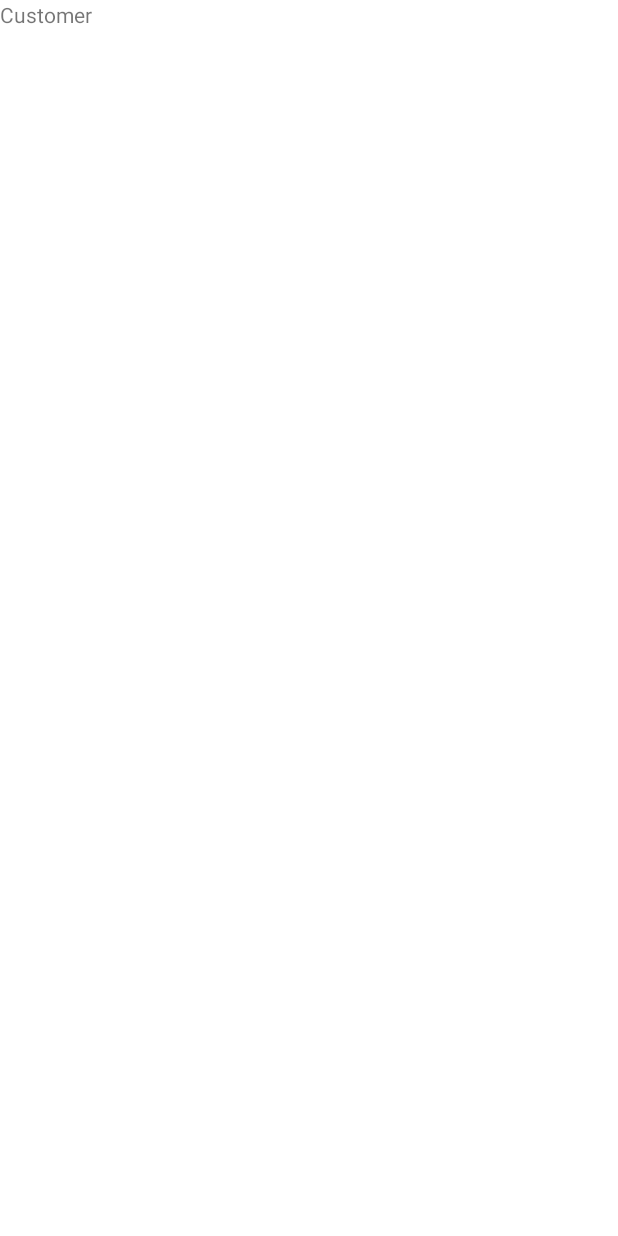
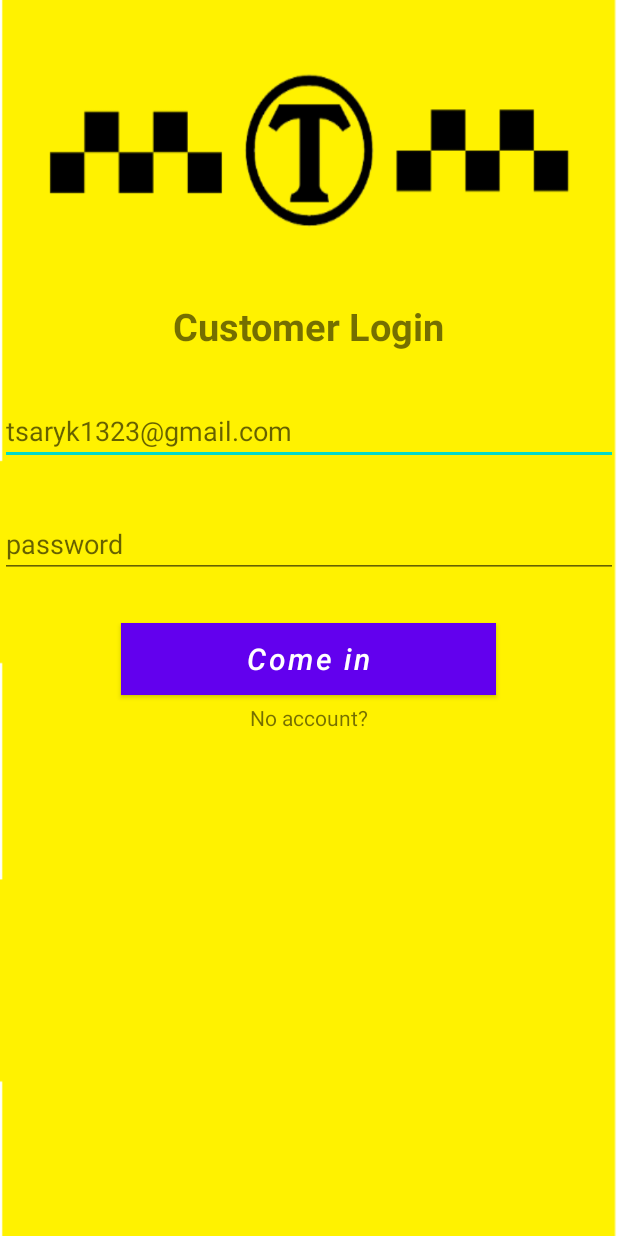
Before and after one commit to Andrey-Tsaryk/My_Taxi, an Android app: the CustomerRegLoginActivity screen opened directly, with no data from a screen before it, on a phone screen of 412 x 824 dp. Before the commit the screen is almost empty. Run offline under Robolectric (Android 15) with nearby library versions, the phone set to English and light mode, and no system bars.

Commit message:
added logic and UI for customer(xml, activity.java)

```diff
--- a/app/src/main/java/com/tsaryk/mytaxi/CustomerRegLoginActivity.java
+++ b/app/src/main/java/com/tsaryk/mytaxi/CustomerRegLoginActivity.java
@@ -3,12 +3,41 @@ package com.tsaryk.mytaxi;
 import androidx.appcompat.app.AppCompatActivity;
 
 import android.os.Bundle;
+import android.view.View;
+import android.widget.Button;
+import android.widget.EditText;
+import android.widget.TextView;
 
 public class CustomerRegLoginActivity extends AppCompatActivity {
+
+    TextView customerStatus, question;
+    Button signInBtn, signUpBtn;
+    EditText emailET, passwordET;
 
     @Override
     protected void onCreate(Bundle savedInstanceState) {
         super.onCreate(savedInstanceState);
         setContentView(R.layout.activity_customer_reg_login);
+
+        customerStatus = (TextView)findViewById(R.id.statusCustomer);
+        question = (TextView)findViewById(R.id.accountCreateCustomer);
+        signInBtn = (Button) findViewById(R.id.signInCustomer);
+        signUpBtn = (Button) findViewById(R.id.signUpCustomer);
+        emailET = (EditText) findViewById(R.id.customerEmail);
+        passwordET = (EditText) findViewById(R.id.customerPassword);
+
+        signUpBtn.setVisibility(View.INVISIBLE);
+        signUpBtn.setEnabled(false);
+
+        question.setOnClickListener(new View.OnClickListener() {
+            @Override
+            public void onClick(View view) {
+                signInBtn.setVisibility(View.INVISIBLE);
+                question.setVisibility(View.INVISIBLE);
+                signInBtn.setVisibility(View.VISIBLE);
+                signUpBtn.setEnabled(true);
+                customerStatus.setText("Registration for customer");
+            }
+        });
     }
 }
--- a/app/src/main/res/layout/activity_customer_reg_login.xml
+++ b/app/src/main/res/layout/activity_customer_reg_login.xml
@@ -1,17 +1,77 @@
 <?xml version="1.0" encoding="utf-8"?>
-<androidx.constraintlayout.widget.ConstraintLayout xmlns:android="http://schemas.android.com/apk/res/android"
+<RelativeLayout xmlns:android="http://schemas.android.com/apk/res/android"
     xmlns:app="http://schemas.android.com/apk/res-auto"
     xmlns:tools="http://schemas.android.com/tools"
     android:layout_width="match_parent"
     android:layout_height="match_parent"
+    android:background="@drawable/welcome"
     tools:context=".CustomerRegLoginActivity">
 
 
+    <EditText
+        android:id="@+id/customerEmail"
+        android:layout_width="match_parent"
+        android:layout_height="wrap_content"
+        android:layout_below="@+id/statusCustomer"
+        android:layout_marginTop="30dp"
+        android:ems="10"
+        android:hint="@string/email"
+        android:inputType="textEmailAddress" />
+
+    <EditText
+        android:id="@+id/customerPassword"
+        android:layout_width="match_parent"
+        android:layout_height="wrap_content"
+        android:layout_below="@+id/customerEmail"
+        android:ems="10"
+        android:hint="@string/pass"
+        android:layout_marginTop="30dp"
+        android:inputType="textPassword" />
+
+    <Button
+        android:id="@+id/signInCustomer"
+        android:layout_width="250dp"
+        android:layout_height="wrap_content"
+        android:layout_centerHorizontal="true"
+        android:layout_marginTop="30dp"
+        android:layout_below="@+id/customerPassword"
+        android:background="@android:color/holo_green_light"
+        android:textAllCaps="false"
+        android:textSize="20sp"
+        android:textStyle="italic"
+        android:text="@string/signIn" />
+
+    <Button
+        android:id="@+id/signUpCustomer"
+        android:layout_width="250dp"
+        android:layout_height="wrap_content"
+        android:layout_centerHorizontal="true"
+        android:layout_marginTop="30dp"
+        android:layout_below="@+id/signInCustomer"
+        android:background="@android:color/holo_red_light"
+        android:textColor="@android:color/white"
+        android:textAllCaps="false"
+        android:textSize="20sp"
+        android:textStyle="italic"
+        android:text="@string/signUp" />
+
     <TextView
-        android:id="@+id/textView2"
+        android:id="@+id/statusCustomer"
         android:layout_width="wrap_content"
         android:layout_height="wrap_content"
-        android:text="Customer"
-        tools:layout_editor_absoluteX="130dp"
-        tools:layout_editor_absoluteY="299dp" />
-</androidx.constraintlayout.widget.ConstraintLayout>
+        android:layout_centerHorizontal="true"
+        android:layout_marginTop="200dp"
+        android:textSize="25sp"
+        android:textStyle="bold"
+        android:text="Customer Login" />
+
+    <TextView
+        android:id="@+id/accountCreateCustomer"
+        android:layout_width="wrap_content"
+        android:layout_height="wrap_content"
+        android:layout_centerHorizontal="true"
+        android:layout_below="@+id/signInCustomer"
+        android:layout_marginTop="5dp"
+        android:text="@string/createQuestion" />
+
+</RelativeLayout>
```
